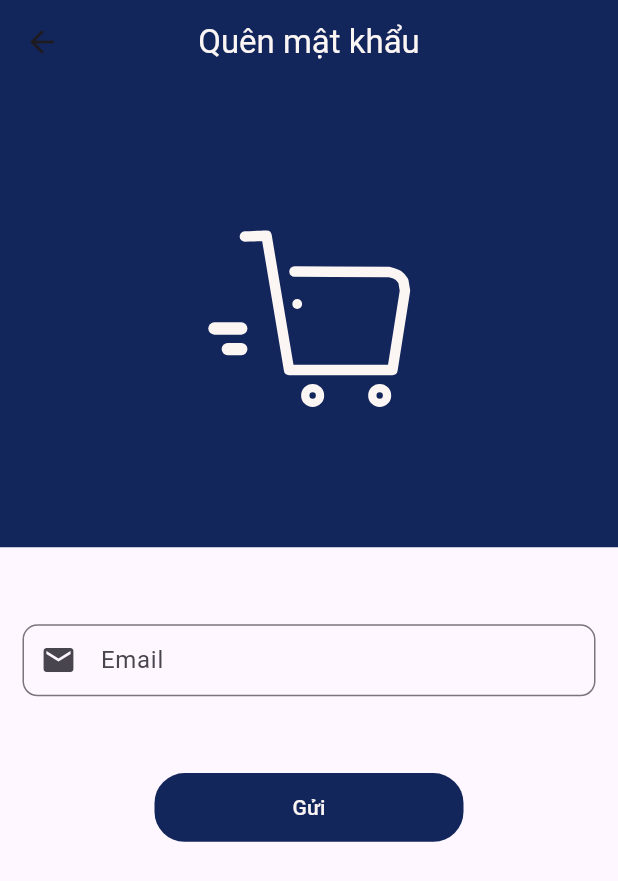
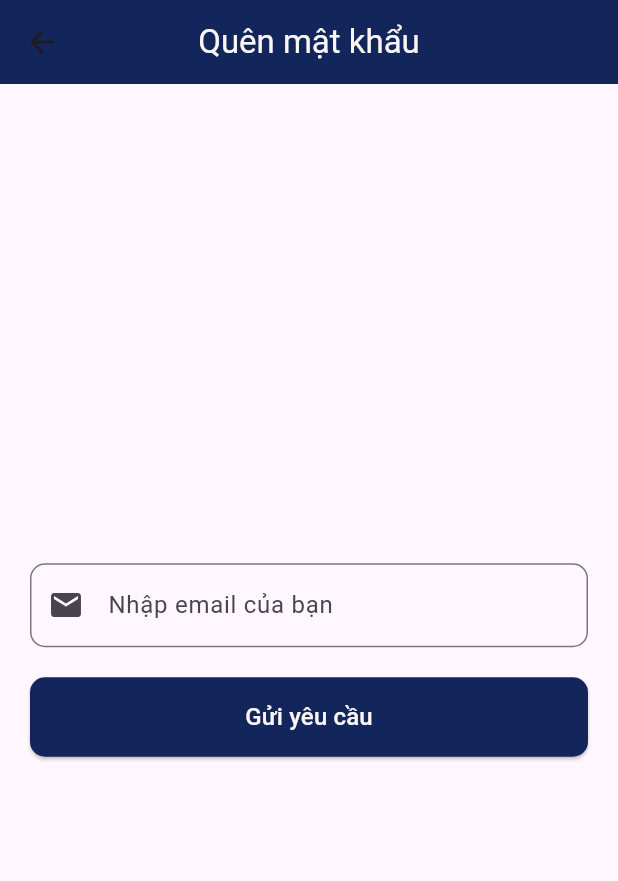
Before and after one commit to tamntm39/Sales_App, a Flutter app: the ForgetPasswordScreen screen opened directly, on a phone screen of 412 x 824 dp. Shown: the top 881 px of the screen. Run offline on Flutter 3.47's test engine with Material 3 defaults, Android fonts, the phone set to English and light mode, and no system bars; our stand-ins replace cached_network_image, carousel_slider, cloud_firestore, dio, firebase_auth, firebase_core and 9 more; missing offline and left inert: image_card; accounts and stored records are empty.

Commit message:
Add code forget password

```diff
--- a/lib/screens/auth-ui/forget-password-screen.dart
+++ b/lib/screens/auth-ui/forget-password-screen.dart
@@ -1,26 +1,19 @@
 import 'package:chichanka_perfume/utils/app-constant.dart';
 import 'package:flutter/material.dart';
-import 'package:flutter_keyboard_visibility/flutter_keyboard_visibility.dart';
 import 'package:get/get.dart';
-import 'package:lottie/lottie.dart';
 
 import '../../controllers/forget-password-controller.dart';
 
-class ForgetPasswordScreen extends StatefulWidget {
-  const ForgetPasswordScreen({super.key});
+class ForgetPasswordScreen extends StatelessWidget {
+  ForgetPasswordScreen({super.key});
 
-  @override
-  State<ForgetPasswordScreen> createState() => _ForgetPasswordScreenState();
-}
+  final ForgetPasswordController forgerPasswordController =
+  Get.put(ForgetPasswordController());
 
-class _ForgetPasswordScreenState extends State<ForgetPasswordScreen> {
-  final ForgerPasswordController forgerPasswordController =
-      Get.put(ForgerPasswordController());
-  TextEditingController userEmail = TextEditingController();
+  final TextEditingController userEmail = TextEditingController();
 
   @override
   Widget build(BuildContext context) {
-    return KeyboardVisibilityBuilder(builder: (context, isKeyboardVisible) {
     return Scaffold(
       appBar: AppBar(
         backgroundColor: AppConstant.navy,
@@ -30,78 +23,50 @@ class _ForgetPasswordScreenState extends State<ForgetPasswordScreen> {
           style: TextStyle(color: AppConstant.appTextColor),
         ),
       ),
-        body: Container(
+      body: Padding(
+        padding: const EdgeInsets.all(20.0),
         child: Column(
+          mainAxisAlignment: MainAxisAlignment.center,
           children: [
-              isKeyboardVisible
-                  ? Text("Chào mừng bạn đến với chúng tôi")
-                  : Column(
-                      children: [
-                        Lottie.asset('assets/images/splash-icon.json'),
-                      ],
-                    ),
-              SizedBox(
-                height: Get.height / 20,
-              ),
-              Container(
-                margin: EdgeInsets.symmetric(horizontal: 5.0),
-                width: Get.width,
-                child: Padding(
-                  padding: const EdgeInsets.all(10.0),
-                  child: TextFormField(
+            TextFormField(
               controller: userEmail,
               cursorColor: AppConstant.navy,
               keyboardType: TextInputType.emailAddress,
               decoration: InputDecoration(
-                      hintText: "Email",
+                hintText: "Nhập email của bạn",
                 prefixIcon: Icon(Icons.email),
-                      contentPadding: EdgeInsets.only(top: 2.0, left: 8.0),
                 border: OutlineInputBorder(
                   borderRadius: BorderRadius.circular(10.0),
                 ),
               ),
             ),
+            const SizedBox(height: 20),
+            SizedBox(
+              width: double.infinity,
+              child: ElevatedButton(
+                style: ElevatedButton.styleFrom(
+                  backgroundColor: AppConstant.navy,
+                  padding: const EdgeInsets.symmetric(vertical: 15),
+                  shape: RoundedRectangleBorder(
+                    borderRadius: BorderRadius.circular(10.0),
                   ),
                 ),
-              SizedBox(
-                height: Get.height / 20,
+                child: Text(
+                  "Gửi yêu cầu",
+                  style: TextStyle(
+                    color: AppConstant.appTextColor,
+                    fontSize: 16,
                   ),
-              Material(
-                child: Container(
-                  width: Get.width / 2,
-                  height: Get.height / 18,
-                  decoration: BoxDecoration(
-                    color: AppConstant.navy,
-                    borderRadius: BorderRadius.circular(20.0),
                 ),
-                  child: TextButton(
-                    child: Text(
-                      "Gửi",
-                      style: TextStyle(color: AppConstant.appTextColor),
-                    ),
-                    onPressed: () async {
-                      String email = userEmail.text.trim();
-
-                      if (email.isEmpty) {
-                        Get.snackbar(
-                          "Lỗi",
-                          "Vui lòng nhập đầy đủ thông tin",
-                          snackPosition: SnackPosition.BOTTOM,
-                          backgroundColor: AppConstant.appScendoryColor,
-                          colorText: AppConstant.appTextColor,
-                        );
-                      } else {
-                        String email = userEmail.text.trim();
-                        forgerPasswordController.ForgetPasswordMethod(email);
-                      }
+                onPressed: () {
+                  forgerPasswordController
+                      .ForgetPasswordMethod(userEmail.text.trim());
                 },
-                  ),
               ),
             ),
           ],
         ),
       ),
     );
-    });
   }
 }
```
Also changed, not shown: lib/controllers/forget-password-controller.dart (+41 -30 lines), lib/screens/auth-ui/otp-reset-password-screen.dart (added, +94 -0 lines), lib/services/customer/forget_password_service.dart (added, +77 -0 lines), pubspec.lock, 7 other files. Lines whose indentation alone changed are shown as unchanged.
